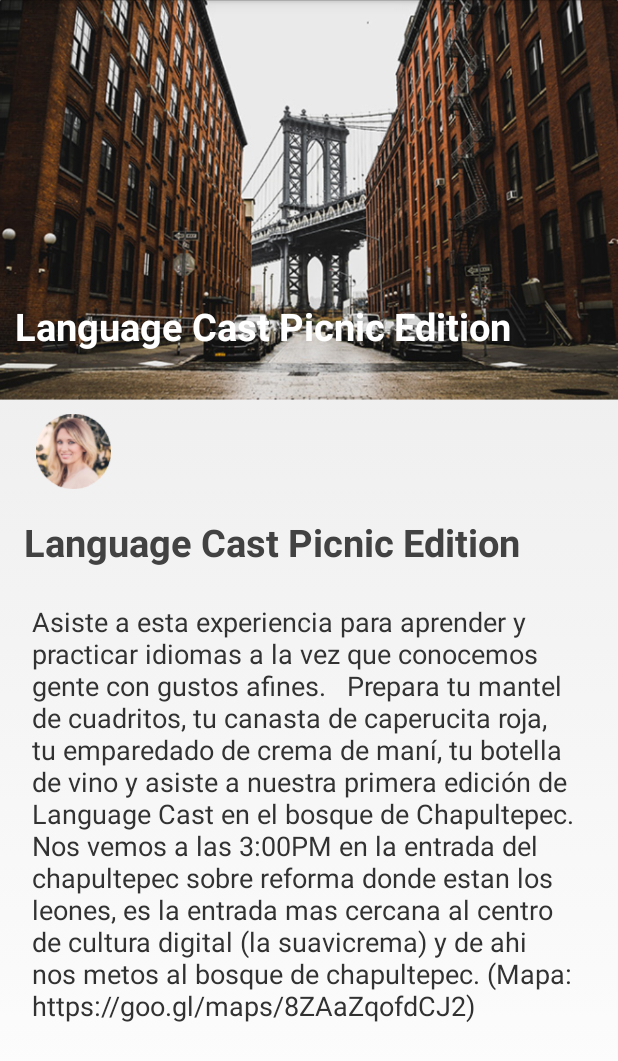
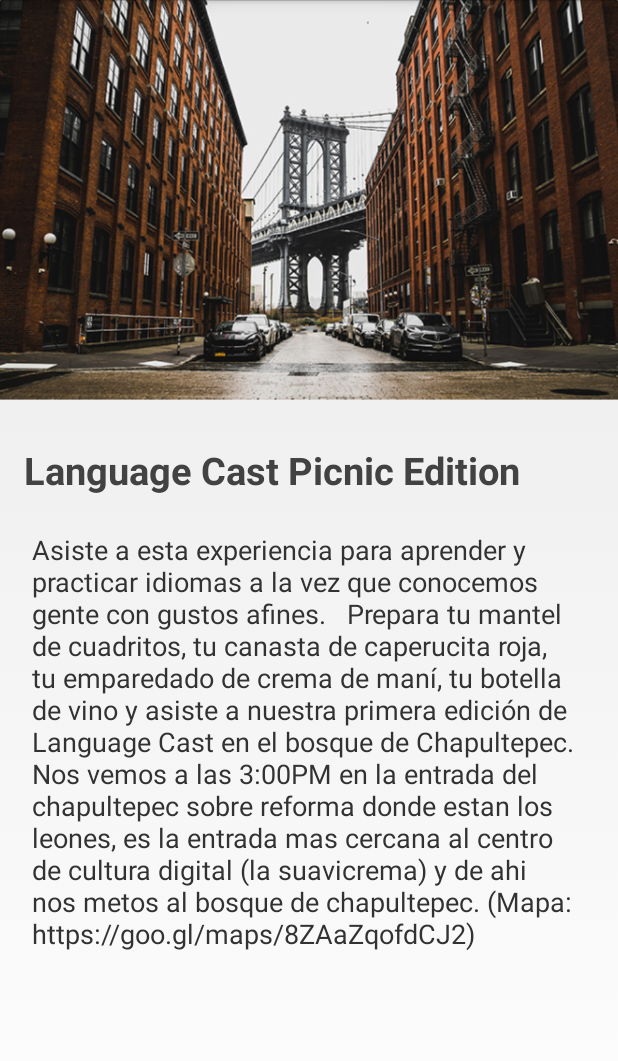
Before and after one commit to allanloji/android-final-project, an Android app: the layout activity_event_detail.xml on its own in the app's theme, with its tools: preview values and no code run, on a phone screen of 412 x 824 dp. Shown: the top 1061 px of the screen. Run offline under Robolectric (Android 15) with nearby library versions, the phone set to English and light mode, and no system bars.

```diff
--- a/app/build.gradle
+++ b/app/build.gradle
@@ -35,6 +35,7 @@ dependencies {
     compile 'com.google.firebase:firebase-core:11.8.0'
     compile 'com.google.firebase:firebase-auth:11.8.0'
     implementation 'com.facebook.android:facebook-login:[4,5)'
+    compile 'com.android.volley:volley:1.1.0'
 
 }
 
--- a/app/src/main/java/com/allanloji/language_cast/EventsAdapter.java
+++ b/app/src/main/java/com/allanloji/language_cast/EventsAdapter.java
@@ -45,7 +45,7 @@ public class EventsAdapter extends RecyclerView.Adapter<EventsAdapter.MyViewHold
     @Override
     public void onBindViewHolder(final MyViewHolder holder, int position) {
         Event event = albumList.get(position);
-        holder.title.setText(event.getTitle());
+        holder.title.setText(event.getDescription());
         holder.count.setText(event.getDate());
 
         // loading album cover using Glide library
--- a/app/src/main/java/com/allanloji/language_cast/HistoryAdapter.java
+++ b/app/src/main/java/com/allanloji/language_cast/HistoryAdapter.java
@@ -43,7 +43,7 @@ public class HistoryAdapter extends RecyclerView.Adapter<HistoryAdapter.MyViewHo
         News history = historyList.get(position);
         holder.title.setText(history.getTitle());
         holder.date.setText(history.getDate());
-        holder.direction.setText(history.getDescription());
+        holder.direction.setText(history.getDirection());
     }
 
     @Override
--- a/app/src/main/java/com/allanloji/language_cast/MainActivity.java
+++ b/app/src/main/java/com/allanloji/language_cast/MainActivity.java
@@ -26,14 +26,14 @@ public class MainActivity extends AppCompatActivity {
                 case R.id.navigation_news:
                     fragmentManager = getFragmentManager();
                     fragmentTransaction = fragmentManager.beginTransaction();
-                   fragmentTransaction.replace(R.id.mainContent, new NewsFragment());
+                   fragmentTransaction.replace(R.id.mainContent, new EventsFragment());
                     fragmentTransaction.commit();
 
                     return true;
                 case R.id.navigation_events:
                     fragmentManager = getFragmentManager();
                     fragmentTransaction = fragmentManager.beginTransaction();
-                    fragmentTransaction.replace(R.id.mainContent, new EventsFragment());
+                    fragmentTransaction.replace(R.id.mainContent, new NewsFragment());
                     fragmentTransaction.commit();
 
                     return true;
--- a/app/src/main/java/com/allanloji/language_cast/NewsAdapter.java
+++ b/app/src/main/java/com/allanloji/language_cast/NewsAdapter.java
@@ -14,11 +14,12 @@ public class NewsAdapter extends RecyclerView.Adapter<NewsAdapter.MyViewHolder>{
     private List<News> newsList;
 
     public class MyViewHolder extends RecyclerView.ViewHolder {
-        public TextView title, year, genre;
+        public TextView title, date;
 
         public MyViewHolder(View view) {
             super(view);
             title = (TextView) view.findViewById(R.id.newsTitle);
+            date = (TextView) view.findViewById(R.id.newsDate);
         }
     }
 
@@ -39,6 +40,7 @@ public class NewsAdapter extends RecyclerView.Adapter<NewsAdapter.MyViewHolder>{
     public void onBindViewHolder(MyViewHolder holder, int position) {
         News news = newsList.get(position);
         holder.title.setText(news.getTitle());
+        holder.date.setText(news.getDate());
     }
 
     @Override
--- a/app/src/main/res/layout/activity_event_detail.xml
+++ b/app/src/main/res/layout/activity_event_detail.xml
@@ -18,42 +18,18 @@
         app:layout_constraintTop_toTopOf="parent"
         app:srcCompat="@drawable/newyork" />
 
-    <ImageView
-        android:id="@+id/imageView9"
-        android:layout_width="50dp"
-        android:layout_height="50dp"
-        android:layout_marginStart="24dp"
-        android:layout_marginTop="10dp"
-        android:background="@drawable/photoautor_400x400"
-        app:layout_constraintStart_toStartOf="parent"
-        app:layout_constraintTop_toBottomOf="@+id/imageView2"
-        app:srcCompat="@drawable/photoautor_400x400" />
-
-    <TextView
-        android:id="@+id/textView13"
-        android:layout_width="wrap_content"
-        android:layout_height="wrap_content"
-        android:layout_marginStart="10dp"
-        android:layout_marginTop="200dp"
-        android:text="Language Cast Picnic Edition"
-        android:textColor="@color/cardview_light_background"
-        android:textSize="25sp"
-        android:textStyle="bold"
-        app:layout_constraintStart_toStartOf="parent"
-        app:layout_constraintTop_toTopOf="parent" />
-
     <TextView
         android:id="@+id/title"
         android:layout_width="wrap_content"
         android:layout_height="wrap_content"
         android:layout_marginStart="16dp"
-        android:layout_marginTop="18dp"
+        android:layout_marginTop="30dp"
         android:text="Language Cast Picnic Edition"
         android:textColor="@color/cardview_dark_background"
         android:textSize="25dp"
         android:textStyle="bold"
         app:layout_constraintStart_toStartOf="parent"
-        app:layout_constraintTop_toBottomOf="@+id/imageView9" />
+        app:layout_constraintTop_toBottomOf="@+id/imageView2" />
 
     <TextView
         android:id="@+id/textView15"
--- a/app/src/main/res/layout/fragment_events.xml
+++ b/app/src/main/res/layout/fragment_events.xml
@@ -50,14 +50,14 @@
                         android:id="@+id/love_music"
                         android:layout_width="wrap_content"
                         android:layout_height="wrap_content"
-                        android:text="@string/backdrop_title"
+                        android:text="@string/post_title"
                         android:textColor="@android:color/white"
                         android:textSize="@dimen/backdrop_title" />
 
                     <TextView
                         android:layout_width="wrap_content"
                         android:layout_height="wrap_content"
-                        android:text="@string/backdrop_subtitle"
+                        android:text="@string/post_subtitle"
                         android:textColor="@android:color/white"
                         android:textSize="@dimen/backdrop_subtitle" />
 
--- a/app/src/main/res/layout/history_layout.xml
+++ b/app/src/main/res/layout/history_layout.xml
@@ -39,7 +39,7 @@
             <TextView
                 android:id="@+id/historyTitle"
                 android:layout_width="260dp"
-                android:layout_height="61dp"
+                android:layout_height="wrap_content"
                 android:layout_below="@id/historyImage"
                 android:layout_marginTop="12dp"
                 android:paddingLeft="@dimen/album_title_padding"
@@ -54,8 +54,8 @@
 
             <TextView
                 android:id="@+id/historyDirection"
-                android:layout_width="wrap_content"
-                android:layout_height="wrap_content"
+                android:layout_width="250dp"
+                android:layout_height="50dp"
                 android:layout_marginLeft="10dp"
                 android:layout_marginStart="10dp"
                 android:layout_marginTop="12dp"
--- a/app/src/main/res/layout/news_layout.xml
+++ b/app/src/main/res/layout/news_layout.xml
@@ -43,7 +43,7 @@
                 android:textStyle="bold" />
 
             <TextView
-                android:id="@+id/count"
+                android:id="@+id/newsDate"
                 android:layout_width="match_parent"
                 android:layout_height="wrap_content"
                 android:layout_below="@id/newsTitle"
--- a/app/src/main/res/values/strings.xml
+++ b/app/src/main/res/values/strings.xml
@@ -8,8 +8,8 @@
     <string name="fb_login_protocol_scheme">fb220534671842696</string>
     <string name="title_activity_login">LoginActivity</string>
     <string name="action_settings">Ajustes</string>
-    <string name="backdrop_title">EVENTOS</string>
-    <string name="backdrop_subtitle">Eventos poulares</string>
+    <string name="post_title">POST</string>
+    <string name="post_subtitle">Ultimos post</string>
 
     <!-- TODO: Remove or change this placeholder text -->
     <string name="hello_blank_fragment">Hello blank fragment</string>
```
Also changed, not shown: app/src/main/java/com/allanloji/language_cast/EventsFragment.java (+30 -25 lines), app/src/main/java/com/allanloji/language_cast/HistoryFragment.java (+31 -5 lines), app/src/main/java/com/allanloji/language_cast/NewsFragment.java (+32 -5 lines), app/src/main/java/com/allanloji/language_cast/NewsRecyclerViewAdapter.java (deleted, +0 -53 lines), app/src/main/java/com/allanloji/language_cast/RecyclerTouchListener.java (added, +56 -0 lines), app/src/main/java/com/allanloji/language_cast/VolleySingleton.java (added, +27 -0 lines), app/src/main/java/com/allanloji/language_cast/pojo/Event.java (+10 -11 lines), app/src/main/java/com/allanloji/language_cast/pojo/News.java (+11 -1 lines), app/src/main/res/menu/navigation.xml (+7 -5 lines).
